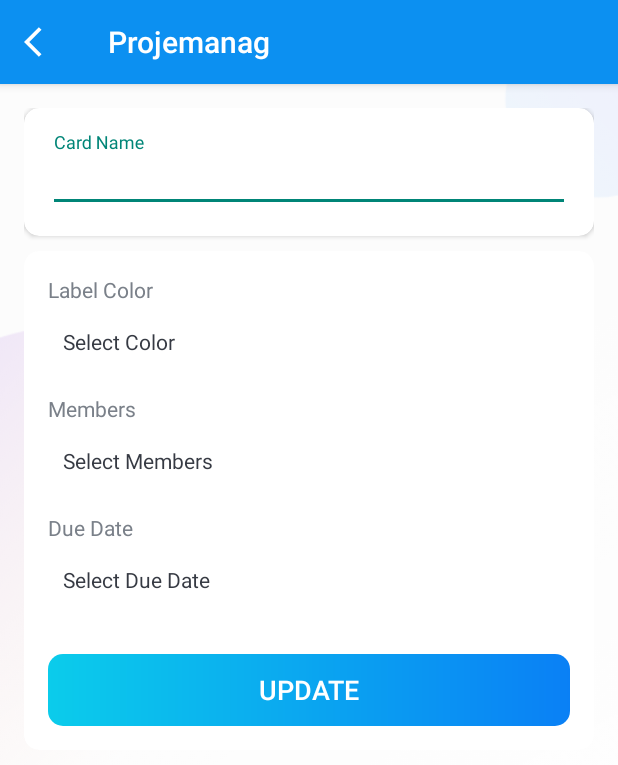
After one commit to jatinmaniyar/Projemanag, an Android app: the CardDetailsActivity screen opened directly, with no data from a screen before it, on a phone screen of 412 x 824 dp. The commit adds this screen. Shown: the top 765 px of the screen. Run offline under Robolectric (Android 15) with nearby library versions, the phone set to English and light mode, and no system bars; 1 statement that could not run was skipped.

Commit message:
Create and Display CardDetailsActivity

```diff
--- /dev/null
+++ b/app/src/main/java/com/example/projemanag/activities/CardDetailsActivity.kt
@@ -0,0 +1,46 @@
+package com.example.projemanag.activities
+
+import androidx.appcompat.app.AppCompatActivity
+import android.os.Bundle
+import com.example.projemanag.R
+import com.example.projemanag.models.Board
+import com.example.projemanag.utils.Constants
+import kotlinx.android.synthetic.main.activity_card_details.*
+import kotlinx.android.synthetic.main.activity_task_list.*
+
+class CardDetailsActivity : AppCompatActivity() {
+
+    private lateinit var mBoardDetails : Board
+    private var mTaskListPosition = -1
+    private var mCardListPosition = -1
+
+    override fun onCreate(savedInstanceState: Bundle?) {
+        super.onCreate(savedInstanceState)
+        setContentView(R.layout.activity_card_details)
+        initializeValueFromIntent()
+        setupActionBar()
+    }
+
+    private fun setupActionBar(){
+        setSupportActionBar(toolbar_card_details_activity)
+        val actionBar = supportActionBar
+        if(actionBar!=null){
+            actionBar.setHomeAsUpIndicator(R.drawable.ic_white_color_back)
+            actionBar.setDisplayHomeAsUpEnabled(true)
+            actionBar.title = mBoardDetails.taskList[mTaskListPosition].cards[mCardListPosition].name
+        }
+        toolbar_card_details_activity.setNavigationOnClickListener { onBackPressed() }
+    }
+
+    private fun initializeValueFromIntent(){
+        if(intent.hasExtra(Constants.BOARDS)){
+            mBoardDetails = intent.getParcelableExtra<Board>(Constants.BOARDS)!!
+        }
+        if(intent.hasExtra(Constants.TASK_LIST_ITEM_POSITION)){
+            mTaskListPosition = intent.getIntExtra(Constants.TASK_LIST_ITEM_POSITION,-1)
+        }
+        if(intent.hasExtra(Constants.CARD_LIST_ITEM_POSITION)){
+            mCardListPosition = intent.getIntExtra(Constants.CARD_LIST_ITEM_POSITION,-1)
+        }
+    }
+}
--- a/app/src/main/java/com/example/projemanag/activities/MembersActivity.kt
+++ b/app/src/main/java/com/example/projemanag/activities/MembersActivity.kt
@@ -1,5 +1,6 @@
 package com.example.projemanag.activities
 
+import android.app.Activity
 import android.app.AlertDialog
 import android.app.Dialog
 import android.os.Build
@@ -25,6 +26,7 @@ class MembersActivity : BaseActivity() {
 
     private lateinit var mBoardDetails : Board
     private lateinit var mAssignedMembersList : ArrayList<User>
+    private var newMemberAdded : Boolean = false
 
 
     override fun onCreate(savedInstanceState: Bundle?) {
@@ -49,6 +51,13 @@ class MembersActivity : BaseActivity() {
         rv_members_list.setHasFixedSize(true)
         val adapter = MemberListItemsAdapter(this,list)
         rv_members_list.adapter = adapter
+    }
+
+    override fun onBackPressed() {
+        super.onBackPressed()
+        if(newMemberAdded){
+            Activity.RESULT_OK
+        }
     }
 
     private fun setupActionBar(){
@@ -104,6 +113,7 @@ class MembersActivity : BaseActivity() {
     fun memberAssignSuccess(user:User){
         hideProgressDialog()
         mAssignedMembersList.add(user)
+        newMemberAdded = true
         setupMembersList(mAssignedMembersList)
     }
 }
--- a/app/src/main/java/com/example/projemanag/activities/TaskListActivity.kt
+++ b/app/src/main/java/com/example/projemanag/activities/TaskListActivity.kt
@@ -1,9 +1,11 @@
 package com.example.projemanag.activities
 
+import android.app.Activity
 import android.content.Intent
 import android.os.Build
 import androidx.appcompat.app.AppCompatActivity
 import android.os.Bundle
+import android.util.Log
 import android.view.Menu
 import android.view.MenuItem
 import android.view.WindowManager
@@ -22,9 +24,13 @@ import kotlinx.android.synthetic.main.app_bar_main.*
 
 class TaskListActivity : BaseActivity() {
 
+    companion object{
+        private const val MEMBER_REQUEST_CODE : Int = 13
+    }
+
     private lateinit var mBoardDetails : Board
+    private lateinit var mdocumentID : String
 
-    private lateinit var mdocumentID : String
     override fun onCreate(savedInstanceState: Bundle?) {
         super.onCreate(savedInstanceState)
         setContentView(R.layout.activity_task_list)
@@ -51,10 +57,29 @@ class TaskListActivity : BaseActivity() {
             R.id.action_members ->{
                 val intent = Intent(this,MembersActivity::class.java)
                 intent.putExtra(Constants.BOARD_DETAIL,mBoardDetails)
-                startActivity(intent)
+                startActivityForResult(intent, MEMBER_REQUEST_CODE)
+                return true
             }
         }
         return super.onOptionsItemSelected(item)
+    }
+
+    override fun onActivityResult(requestCode: Int, resultCode: Int, data: Intent?) {
+        super.onActivityResult(requestCode, resultCode, data)
+        if(resultCode == Activity.RESULT_OK && requestCode== MEMBER_REQUEST_CODE){
+            showProgressDialog(resources.getString(R.string.please_wait))
+            FirestoreClass().getBoardDetails(this,mdocumentID)
+        }else{
+            Log.e("Cancelled","Cancelled")
+        }
+    }
+
+    fun cardDetails(taskListPosition:Int,cardListPosition:Int){
+        val intent = Intent(this,CardDetailsActivity::class.java)
+        intent.putExtra(Constants.BOARDS,mBoardDetails)
+        intent.putExtra(Constants.TASK_LIST_ITEM_POSITION,taskListPosition)
+        intent.putExtra(Constants.CARD_LIST_ITEM_POSITION,cardListPosition)
+        startActivity(intent)
     }
 
     private fun setupActionBar(){
--- a/app/src/main/java/com/example/projemanag/adapters/CardListItemsAdapter.kt
+++ b/app/src/main/java/com/example/projemanag/adapters/CardListItemsAdapter.kt
@@ -24,6 +24,12 @@ open class CardListItemsAdapter(private val context:Context,private var list : A
         val model = list[position]
         if(holder is MyViewHolder){
             holder.itemView.tv_card_name.text = model.name
+
+            holder.itemView.setOnClickListener {
+                if(onClickListener!=null){
+                    onClickListener!!.onClick(position)
+                }
+            }
         }
     }
 
@@ -36,7 +42,7 @@ open class CardListItemsAdapter(private val context:Context,private var list : A
     }
 
     interface OnClickListener{
-        fun onClick(position: Int,card: Card)
+        fun onClick(position: Int)
     }
 
     class MyViewHolder(view: View) : RecyclerView.ViewHolder(view)
--- a/app/src/main/java/com/example/projemanag/adapters/TaskListItemsAdapter.kt
+++ b/app/src/main/java/com/example/projemanag/adapters/TaskListItemsAdapter.kt
@@ -112,6 +112,16 @@ open class TaskListItemsAdapter(private val context:Context,private var list:Arr
             val adapter = CardListItemsAdapter(context,model.cards)
             holder.itemView.rv_card_list.adapter = adapter
 
+            adapter.setOnCLickListener(
+                object:CardListItemsAdapter.OnClickListener{
+                    override fun onClick(cardPosition: Int) {
+                        if(context is TaskListActivity){
+                            context.cardDetails(position,cardPosition)
+                        }
+                    }
+                }
+            )
+
         }
     }
 
--- a/app/src/main/java/com/example/projemanag/utils/Constants.kt
+++ b/app/src/main/java/com/example/projemanag/utils/Constants.kt
@@ -13,4 +13,6 @@ object Constants {
     const val BOARD_DETAIL : String = "board_detail"
     const val ID : String = "id"
     const val email : String = "email"
+    const val TASK_LIST_ITEM_POSITION : String = "task_list_item_position"
+    const val CARD_LIST_ITEM_POSITION : String = "card_list_item_position"
 }
--- /dev/null
+++ b/app/src/main/res/layout/activity_card_details.xml
@@ -0,0 +1,144 @@
+<?xml version="1.0" encoding="utf-8"?>
+<!--TODO (Step 3: Design the CardDetailsActivity as per requirement.)-->
+<!--START-->
+<LinearLayout xmlns:android="http://schemas.android.com/apk/res/android"
+    xmlns:app="http://schemas.android.com/apk/res-auto"
+    xmlns:tools="http://schemas.android.com/tools"
+    android:layout_width="match_parent"
+    android:layout_height="match_parent"
+    android:orientation="vertical"
+    tools:context=".activities.CardDetailsActivity">
+
+    <com.google.android.material.appbar.AppBarLayout
+        android:layout_width="match_parent"
+        android:layout_height="wrap_content"
+        android:theme="@style/AppTheme.AppBarOverlay">
+
+        <androidx.appcompat.widget.Toolbar
+            android:id="@+id/toolbar_card_details_activity"
+            android:layout_width="match_parent"
+            android:layout_height="?attr/actionBarSize"
+            android:background="@color/colorPrimary"
+            app:popupTheme="@style/AppTheme.PopupOverlay" />
+    </com.google.android.material.appbar.AppBarLayout>
+
+    <LinearLayout
+        android:layout_width="match_parent"
+        android:layout_height="wrap_content"
+        android:background="@drawable/ic_background"
+        android:orientation="vertical"
+        android:padding="@dimen/card_details_content_padding">
+
+        <androidx.cardview.widget.CardView
+            android:layout_width="match_parent"
+            android:layout_height="match_parent"
+            android:layout_marginBottom="@dimen/card_details_cv_card_name_marginBottom"
+            android:elevation="@dimen/card_view_elevation"
+            app:cardCornerRadius="@dimen/card_view_corner_radius">
+
+            <LinearLayout
+                android:layout_width="match_parent"
+                android:layout_height="wrap_content"
+                android:gravity="center_horizontal"
+                android:orientation="vertical"
+                android:padding="@dimen/card_details_cv_content_padding">
+
+                <com.google.android.material.textfield.TextInputLayout
+                    android:layout_width="match_parent"
+                    android:layout_height="wrap_content">
+
+                    <androidx.appcompat.widget.AppCompatEditText
+                        android:id="@+id/et_name_card_details"
+                        android:layout_width="match_parent"
+                        android:layout_height="wrap_content"
+                        android:hint="@string/hint_card_name"
+                        android:inputType="text"
+                        android:textSize="@dimen/et_text_size"
+                        tools:text="Test" />
+                </com.google.android.material.textfield.TextInputLayout>
+
+            </LinearLayout>
+        </androidx.cardview.widget.CardView>
+
+        <androidx.cardview.widget.CardView
+            android:layout_width="match_parent"
+            android:layout_height="match_parent"
+            android:elevation="@dimen/card_view_elevation"
+            app:cardCornerRadius="@dimen/card_view_corner_radius">
+
+            <LinearLayout
+                android:layout_width="match_parent"
+                android:layout_height="wrap_content"
+                android:gravity="center_horizontal"
+                android:orientation="vertical"
+                android:padding="@dimen/card_details_cv_content_padding">
+
+                <TextView
+                    android:layout_width="match_parent"
+                    android:layout_height="wrap_content"
+                    android:text="@string/label_color"
+                    android:textColor="@color/secondary_text_color"
+                    android:textSize="@dimen/card_details_label_text_size" />
+
+                <TextView
+                    android:id="@+id/tv_select_label_color"
+                    android:layout_width="match_parent"
+                    android:layout_height="wrap_content"
+                    android:layout_marginTop="@dimen/card_details_value_marginTop"
+                    android:padding="@dimen/card_details_value_padding"
+                    android:text="@string/select_color"
+                    android:textColor="@color/primary_text_color" />
+
+                <TextView
+                    android:layout_width="match_parent"
+                    android:layout_height="wrap_content"
+                    android:layout_marginTop="@dimen/card_details_members_label_marginTop"
+                    android:text="@string/members"
+                    android:textColor="@color/secondary_text_color"
+                    android:textSize="@dimen/card_details_label_text_size" />
+
+                <TextView
+                    android:id="@+id/tv_select_members"
+                    android:layout_width="match_parent"
+                    android:layout_height="wrap_content"
+                    android:layout_marginTop="@dimen/card_details_value_marginTop"
+                    android:padding="@dimen/card_details_value_padding"
+                    android:text="@string/select_members"
+                    android:textColor="@color/primary_text_color" />
+
+                <TextView
+                    android:layout_width="match_parent"
+                    android:layout_height="wrap_content"
+                    android:layout_marginTop="@dimen/card_details_members_label_marginTop"
+                    android:text="@string/due_date"
+                    android:textColor="@color/secondary_text_color"
+                    android:textSize="@dimen/card_details_label_text_size" />
+
+                <TextView
+                    android:id="@+id/tv_select_due_date"
+                    android:layout_width="match_parent"
+                    android:layout_height="wrap_content"
+                    android:layout_marginTop="@dimen/card_details_value_marginTop"
+                    android:padding="@dimen/card_details_value_padding"
+                    android:text="@string/select_due_date"
+                    android:textColor="@color/primary_text_color" />
+
+                <Button
+                    android:id="@+id/btn_update_card_details"
+                    android:layout_width="match_parent"
+                    android:layout_height="wrap_content"
+                    android:layout_gravity="center"
+                    android:layout_marginTop="@dimen/card_details_update_btn_marginTop"
+                    android:background="@drawable/shape_button_rounded"
+                    android:foreground="?attr/selectableItemBackground"
+                    android:gravity="center"
+                    android:paddingTop="@dimen/btn_paddingTopBottom"
+                    android:paddingBottom="@dimen/btn_paddingTopBottom"
+                    android:text="@string/update"
+                    android:textColor="@android:color/white"
+                    android:textSize="@dimen/btn_text_size" />
+            </LinearLayout>
+        </androidx.cardview.widget.CardView>
+    </LinearLayout>
+</LinearLayout>
+    <!--END-->
--- a/app/src/main/res/values/dimens.xml
+++ b/app/src/main/res/values/dimens.xml
@@ -110,4 +110,13 @@
     <dimen name="member_dialog_action_layout_marginTop">10dp</dimen>
     <dimen name="member_dialog_action_button_padding">10dp</dimen>
     <dimen name="member_dialog_action_button_text_size">16sp</dimen>
+
+    <dimen name="card_details_content_padding">16dp</dimen>
+    <dimen name="card_details_cv_card_name_marginBottom">10dp</dimen>
+    <dimen name="card_details_cv_content_padding">16dp</dimen>
+    <dimen name="card_details_label_text_size">14sp</dimen>
+    <dimen name="card_details_value_marginTop">5dp</dimen>
+    <dimen name="card_details_value_padding">10dp</dimen>
+    <dimen name="card_details_members_label_marginTop">15dp</dimen>
+    <dimen name="card_details_update_btn_marginTop">30dp</dimen>
 </resources>
--- a/app/src/main/res/values/strings.xml
+++ b/app/src/main/res/values/strings.xml
@@ -40,4 +40,10 @@
     <string name="cancel">CANCEL</string>
     <string name="add">ADD</string>
     <string name="search_member">Search Member</string>
+
+    <string name="label_color">Label Color</string>
+    <string name="select_color">Select Color</string>
+    <string name="select_members">Select Members</string>
+    <string name="due_date">Due Date</string>
+    <string name="select_due_date">Select Due Date</string>
 </resources>
```
Also changed, not shown: app/src/main/AndroidManifest.xml (+6 -1 lines).
